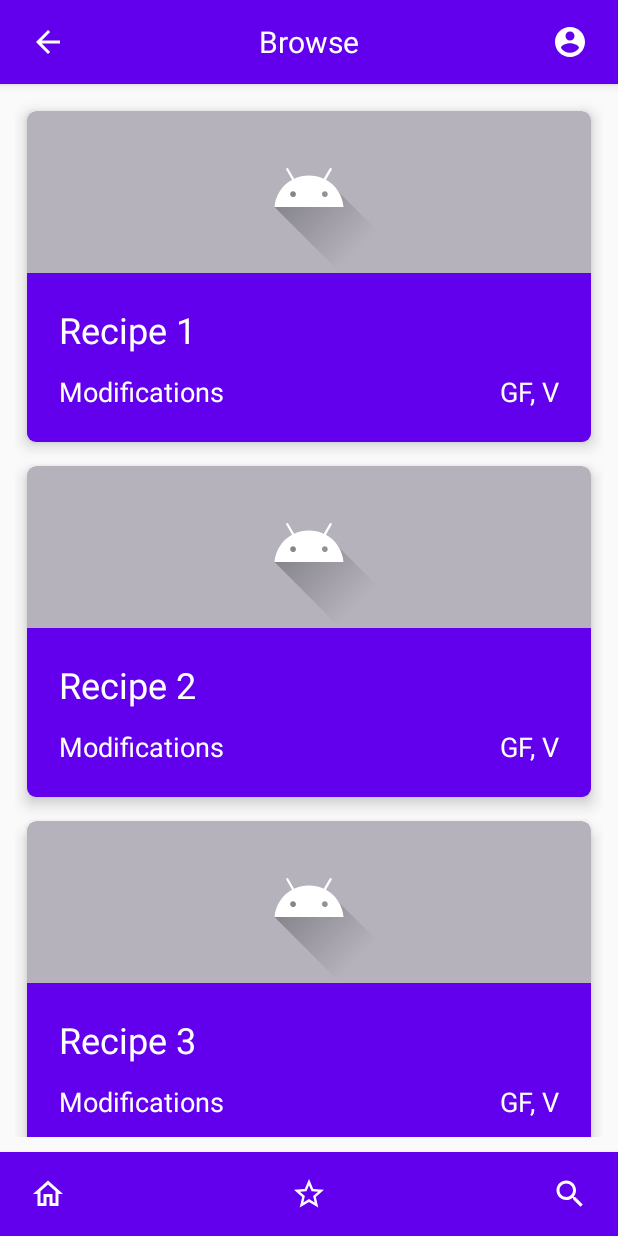
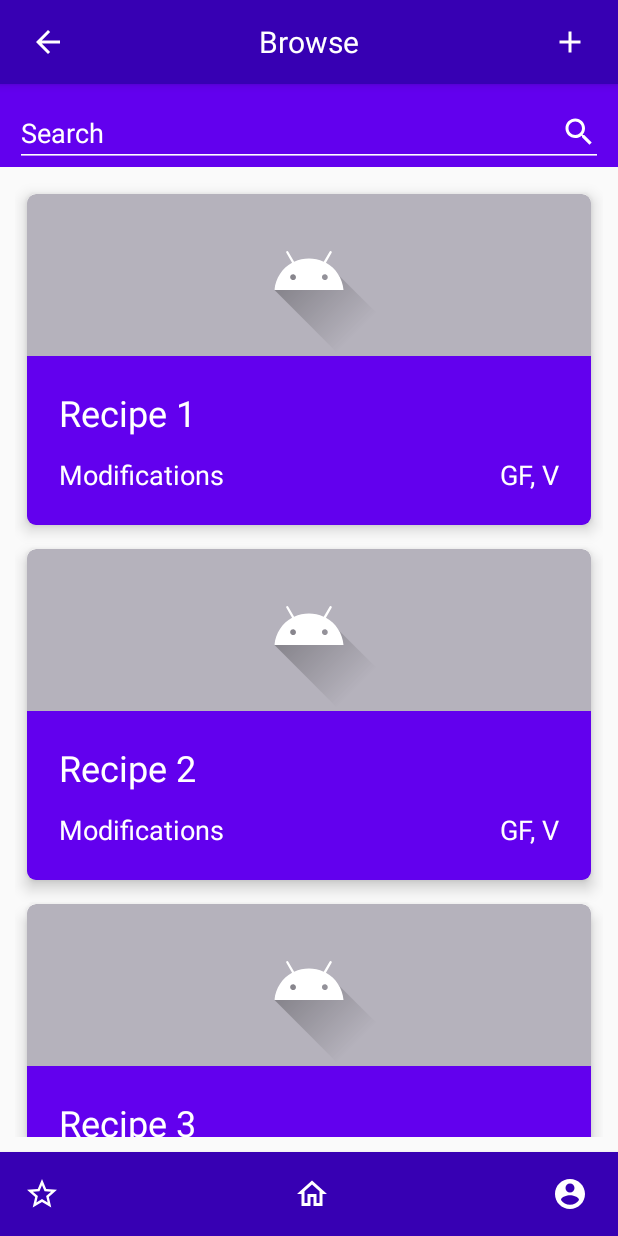
Before and after one commit to RoyeEshed/RecipeApplication, an Android app: the screen it shows after launch (BrowseActivity), on a phone screen of 412 x 824 dp. Run offline under Robolectric (Android 15) with nearby library versions, the phone set to English and light mode, and no system bars.

Commit message:
search bar on browse

```diff
--- a/Fork/app/src/main/java/com/eshed/fork/Browse/view/BrowseActivity.java
+++ b/Fork/app/src/main/java/com/eshed/fork/Browse/view/BrowseActivity.java
@@ -3,12 +3,15 @@ package com.eshed.fork.Browse.view;
 import android.content.Intent;
 import android.os.Bundle;
 import android.view.View;
+import android.widget.EditText;
 import android.widget.ImageView;
+import android.widget.LinearLayout;
 import android.widget.TextView;
 import android.widget.Toast;
 
 import androidx.appcompat.app.AppCompatActivity;
 import androidx.appcompat.widget.Toolbar;
+import androidx.constraintlayout.widget.ConstraintLayout;
 import androidx.recyclerview.widget.GridLayoutManager;
 import androidx.recyclerview.widget.RecyclerView;
 
@@ -23,6 +26,8 @@ import static androidx.recyclerview.widget.RecyclerView.*;
 
 public class BrowseActivity extends AppCompatActivity implements RecipeRecyclerViewAdapter.RecipeAdapterHandler{
     private BrowseViewModel vm;
+    private ConstraintLayout searchBar;
+
     private RecipeRepository recipeRepository = DebugRecipeRepository.getInstance();
 
     @Override
@@ -42,23 +47,27 @@ public class BrowseActivity extends AppCompatActivity implements RecipeRecyclerV
         TextView title = toolbar.findViewById(R.id.toolbar_title);
         title.setText("Browse");
 
-        ImageView backArrow = toolbar.findViewById(R.id.back_arrow);
-        ImageView userSetting = toolbar.findViewById(R.id.user_settings);
-        ImageView starredRecipes = tabBar.findViewById(R.id.star);
-        ImageView search = tabBar.findViewById(R.id.search);
+        ImageView backButton = toolbar.findViewById(R.id.back_arrow);
+        ImageView addButton = toolbar.findViewById(R.id.add_recipe);
+        ImageView settingsButton = tabBar.findViewById(R.id.user_settings);
+        ImageView starredRecipesButton = tabBar.findViewById(R.id.star);
+        searchBar = findViewById(R.id.search_bar);
+        EditText searchInput = searchBar.findViewById(R.id.edit_search);
 
-        backArrow.setOnClickListener((View v)-> {
+        backButton.setOnClickListener((View v)-> {
             Toast.makeText(this, "TODO: back button", Toast.LENGTH_SHORT).show();
         });
-        userSetting.setOnClickListener((View v)-> {
+        settingsButton.setOnClickListener((View v)-> {
             Toast.makeText(this, "TODO: settings button", Toast.LENGTH_SHORT).show();
         });
-        search.setOnClickListener((View v)-> {
-            Toast.makeText(this, "TODO: search button", Toast.LENGTH_SHORT).show();
+        addButton.setOnClickListener((View v)-> {
+            Toast.makeText(this, "TODO: add button", Toast.LENGTH_SHORT).show();
         });
-        starredRecipes.setOnClickListener((View v)-> {
+        starredRecipesButton.setOnClickListener((View v)-> {
             Toast.makeText(this, "TODO: starred recipes button", Toast.LENGTH_SHORT).show();
         });
+
+        searchInput.setOnClickListener(new SearchBarClickListener());
 
         vm = new BrowseViewModel(recipeRepository);
         initRecyclerView();
@@ -80,4 +89,17 @@ public class BrowseActivity extends AppCompatActivity implements RecipeRecyclerV
         intent.putExtra("recipe", vm.getRecipe().getName());
         this.startActivity(intent);
     }
+
+    private class SearchBarClickListener implements OnClickListener {
+
+        @Override
+        public void onClick(View view) {
+            LinearLayout sortOptions = searchBar.findViewById(R.id.sort_options);
+            if (sortOptions.getVisibility() == View.VISIBLE) {
+                sortOptions.setVisibility(View.GONE);
+            } else {
+                sortOptions.setVisibility(View.VISIBLE);
+            }
+        }
+    }
 }
--- a/Fork/app/src/main/java/com/eshed/fork/Browse/view/RecipeRecyclerViewAdapter.java
+++ b/Fork/app/src/main/java/com/eshed/fork/Browse/view/RecipeRecyclerViewAdapter.java
@@ -14,26 +14,25 @@ import com.eshed.fork.Browse.vm.RecipeViewModel;
 import com.eshed.fork.R;
 
 public class RecipeRecyclerViewAdapter extends RecyclerView.Adapter implements RecipeViewHolder.RecipeCardCallback{
+
+    public interface RecipeAdapterHandler {
+        void selectRecipeCard(RecipeViewModel vm);
+    }
+    private final Context context;
+    private BrowseViewModel vm;
+    public RecipeRecyclerViewAdapter.RecipeAdapterHandler handler;
+
+    public RecipeRecyclerViewAdapter(Context context, BrowseViewModel vm) {
+        this.context = context;
+        this.vm = vm;
+    }
+
     @Override
     public void cardTappedOn(RecipeViewModel vm) {
         if (vm == null) {
             Log.d("RecyclerViewAdapter", "cardTappedOn --> vm is null");
         }
         handler.selectRecipeCard(vm);
-    }
-
-    public interface RecipeAdapterHandler {
-        void selectRecipeCard(RecipeViewModel vm);
-    }
-
-    public RecipeRecyclerViewAdapter.RecipeAdapterHandler handler;
-
-    private final Context context;
-    private BrowseViewModel vm;
-
-    public RecipeRecyclerViewAdapter(Context context, BrowseViewModel vm) {
-        this.context = context;
-        this.vm = vm;
     }
 
     @NonNull
--- a/Fork/app/src/main/java/com/eshed/fork/Recipe/view/RecipeActivity.java
+++ b/Fork/app/src/main/java/com/eshed/fork/Recipe/view/RecipeActivity.java
@@ -29,21 +29,21 @@ public class RecipeActivity extends AppCompatActivity {
         String recipeName = getIntent().getExtras().getString("recipe");
         title.setText(recipeName);
 
-        ImageView backArrow = toolbar.findViewById(R.id.back_arrow);
-        ImageView userSetting = toolbar.findViewById(R.id.user_settings);
-        ImageView starredRecipes = tabBar.findViewById(R.id.star);
-        ImageView search = tabBar.findViewById(R.id.search);
+        ImageView backButton = toolbar.findViewById(R.id.back_arrow);
+        ImageView addButton = toolbar.findViewById(R.id.add_recipe);
+        ImageView settingsButton = tabBar.findViewById(R.id.user_settings);
+        ImageView starredRecipesButton = tabBar.findViewById(R.id.star);
 
-        backArrow.setOnClickListener((View v)-> {
+        backButton.setOnClickListener((View v)-> {
             this.finish();
         });
-        userSetting.setOnClickListener((View v)-> {
+        settingsButton.setOnClickListener((View v)-> {
             Toast.makeText(this, "TODO: settings button", Toast.LENGTH_SHORT).show();
         });
-        search.setOnClickListener((View v)-> {
-            Toast.makeText(this, "TODO: search button", Toast.LENGTH_SHORT).show();
+        addButton.setOnClickListener((View v)-> {
+            Toast.makeText(this, "TODO: add button", Toast.LENGTH_SHORT).show();
         });
-        starredRecipes.setOnClickListener((View v)-> {
+        starredRecipesButton.setOnClickListener((View v)-> {
             Toast.makeText(this, "TODO: starred recipes button", Toast.LENGTH_SHORT).show();
         });
     }
--- /dev/null
+++ b/Fork/app/src/main/res/drawable/ic_baseline_add_24.xml
@@ -0,0 +1,5 @@
+<vector android:height="24dp" android:tint="#FFFFFF"
+    android:viewportHeight="24" android:viewportWidth="24"
+    android:width="24dp" xmlns:android="http://schemas.android.com/apk/res/android">
+    <path android:fillColor="@android:color/white" android:pathData="M19,13h-6v6h-2v-6H5v-2h6V5h2v6h6v2z"/>
+</vector>
--- /dev/null
+++ b/Fork/app/src/main/res/drawable/ic_baseline_filter_list_24.xml
@@ -0,0 +1,5 @@
+<vector android:height="24dp" android:tint="#FFFFFF"
+    android:viewportHeight="24" android:viewportWidth="24"
+    android:width="24dp" xmlns:android="http://schemas.android.com/apk/res/android">
+    <path android:fillColor="@android:color/white" android:pathData="M10,18h4v-2h-4v2zM3,6v2h18L21,6L3,6zM6,13h12v-2L6,11v2z"/>
+</vector>
--- /dev/null
+++ b/Fork/app/src/main/res/drawable/ic_baseline_sort_24.xml
@@ -0,0 +1,5 @@
+<vector android:height="24dp" android:tint="#FFFFFF"
+    android:viewportHeight="24" android:viewportWidth="24"
+    android:width="24dp" xmlns:android="http://schemas.android.com/apk/res/android">
+    <path android:fillColor="@android:color/white" android:pathData="M3,18h6v-2L3,16v2zM3,6v2h18L21,6L3,6zM3,13h12v-2L3,11v2z"/>
+</vector>
--- /dev/null
+++ b/Fork/app/src/main/res/drawable/ic_filter.xml
@@ -0,0 +1,12 @@
+<vector xmlns:android="http://schemas.android.com/apk/res/android"
+    android:width="24dp"
+    android:height="24dp"
+    android:viewportWidth="24"
+    android:viewportHeight="24">
+  <path
+      android:pathData="M22,3l-20,0l8,9.46l0,6.54l4,2l0,-8.54l8,-9.46z"
+      android:strokeLineJoin="round"
+      android:strokeWidth="2"
+      android:fillColor="#FFFFFF"
+      android:strokeLineCap="round"/>
+</vector>
--- a/Fork/app/src/main/res/layout/activity_browse.xml
+++ b/Fork/app/src/main/res/layout/activity_browse.xml
@@ -14,6 +14,17 @@
         app:layout_constraintStart_toStartOf="parent"
         app:layout_constraintEnd_toEndOf="parent"/>
 
+    <include
+        android:id="@+id/search_bar"
+        layout="@layout/search_bar"
+        android:layout_height="wrap_content"
+        android:layout_width="match_parent"
+        app:layout_constraintBottom_toTopOf="@+id/recycler_view"
+        app:layout_constraintEnd_toEndOf="parent"
+        app:layout_constraintHorizontal_bias="1.0"
+        app:layout_constraintStart_toStartOf="parent"
+        app:layout_constraintTop_toBottomOf="@id/toolbar"/>
+
     <androidx.recyclerview.widget.RecyclerView
         android:id="@+id/recycler_view"
         android:layout_width="match_parent"
@@ -22,7 +33,7 @@
         app:layout_constraintBottom_toTopOf="@+id/tab_bar"
         app:layout_constraintEnd_toEndOf="parent"
         app:layout_constraintStart_toStartOf="parent"
-        app:layout_constraintTop_toBottomOf="@id/toolbar" />
+        app:layout_constraintTop_toBottomOf="@id/search_bar" />
 
     <include
         android:id="@+id/tab_bar"
@@ -34,4 +45,5 @@
         app:layout_constraintHorizontal_bias="0.0"
         app:layout_constraintStart_toStartOf="parent" />
 
+
 </androidx.constraintlayout.widget.ConstraintLayout>
--- /dev/null
+++ b/Fork/app/src/main/res/layout/search_bar.xml
@@ -0,0 +1,61 @@
+<?xml version="1.0" encoding="utf-8"?>
+<androidx.constraintlayout.widget.ConstraintLayout xmlns:android="http://schemas.android.com/apk/res/android"
+    xmlns:tools="http://schemas.android.com/tools"
+    android:layout_width="match_parent"
+    android:layout_height="wrap_content"
+    android:id="@+id/search_bar"
+    xmlns:app="http://schemas.android.com/apk/res-auto"
+    android:background="@color/colorPrimary">
+
+    <EditText
+        android:id="@+id/edit_search"
+        android:layout_width="0dp"
+        android:layout_height="wrap_content"
+        android:layout_marginStart="10dp"
+        android:layout_marginTop="10dp"
+        android:layout_marginEnd="10dp"
+        android:layout_marginBottom="7dp"
+        android:autofillHints="Search"
+        android:backgroundTint="@color/white"
+        android:textColorHint="@color/white"
+        android:ems="10"
+        android:hint="@string/search"
+        android:textColor="#FFFFFF"
+        app:layout_constraintEnd_toEndOf="parent"
+        app:layout_constraintStart_toStartOf="parent"
+        app:layout_constraintTop_toTopOf="parent"
+        android:duplicateParentState="true"
+        android:drawableEnd="@drawable/ic_baseline_search_24"/>
+
+
+    <LinearLayout
+        android:id="@+id/sort_options"
+        android:layout_width="match_parent"
+        android:layout_height="wrap_content"
+        android:layout_marginTop="5dp"
+        android:background="@color/colorPrimary"
+        android:orientation="horizontal"
+        android:visibility="gone"
+        app:layout_constraintEnd_toEndOf="parent"
+        app:layout_constraintStart_toStartOf="parent"
+        app:layout_constraintTop_toBottomOf="@+id/edit_search">
+
+        <ImageView
+            android:id="@+id/filter_search"
+            android:layout_width="wrap_content"
+            android:layout_height="wrap_content"
+            android:layout_marginStart="10dp"
+            android:layout_marginEnd="20dp"
+            android:layout_marginBottom="10dp"
+            android:contentDescription="@string/filter_button"
+            android:src="@drawable/ic_filter" />
+
+        <ImageView
+            android:id="@+id/sort_search"
+            android:layout_width="wrap_content"
+            android:layout_height="wrap_content"
+            android:contentDescription="@string/sort_button"
+            android:src="@drawable/ic_baseline_sort_24" />
+    </LinearLayout>
+
+</androidx.constraintlayout.widget.ConstraintLayout>
--- a/Fork/app/src/main/res/layout/tab_bar.xml
+++ b/Fork/app/src/main/res/layout/tab_bar.xml
@@ -3,33 +3,31 @@
     android:layout_width="match_parent"
     android:layout_height="wrap_content"
     xmlns:app="http://schemas.android.com/apk/res-auto"
-    android:background="@color/colorPrimary"
+    android:background="@color/colorPrimaryDark"
     android:elevation="4dp"
     android:theme="@style/ThemeOverlay.AppCompat.Dark.ActionBar">
+
+    <ImageView
+        android:id="@+id/star"
+        android:layout_width="wrap_content"
+        android:layout_height="wrap_content"
+        android:src="@drawable/ic_baseline_star_border_24"
+        android:layout_gravity="start"/>
 
     <ImageView
         android:id="@+id/home"
         android:layout_width="wrap_content"
         android:layout_height="wrap_content"
         android:src="@drawable/ic_outline_home_24"
-        android:layout_gravity="start"
+        android:layout_gravity="center"
         android:layout_marginStart="20dp"/>
 
     <ImageView
-        android:id="@+id/star"
+        android:id="@+id/user_settings"
         android:layout_width="wrap_content"
         android:layout_height="wrap_content"
-        android:src="@drawable/ic_baseline_star_border_24"
-        android:layout_gravity="center"/>
-
-    <ImageView
-        android:id="@+id/search"
-        android:layout_width="wrap_content"
-        android:layout_height="wrap_content"
-        android:src="@drawable/ic_baseline_search_24"
+        android:src="@drawable/ic_baseline_account_circle_24"
         android:layout_gravity="end"
         android:layout_marginEnd="20dp"/>
 
-
-
 </androidx.appcompat.widget.Toolbar>
--- a/Fork/app/src/main/res/layout/toolbar.xml
+++ b/Fork/app/src/main/res/layout/toolbar.xml
@@ -3,7 +3,7 @@
     android:layout_width="match_parent"
     android:layout_height="wrap_content"
     xmlns:app="http://schemas.android.com/apk/res-auto"
-    android:background="@color/colorPrimary"
+    android:background="@color/colorPrimaryDark"
     android:elevation="4dp"
     android:theme="@style/ThemeOverlay.AppCompat.Dark.ActionBar">
 
@@ -25,10 +25,10 @@
         android:id="@+id/toolbar_title" />
 
     <ImageView
-        android:id="@+id/user_settings"
+        android:id="@+id/add_recipe"
         android:layout_width="wrap_content"
         android:layout_height="wrap_content"
-        android:src="@drawable/ic_baseline_account_circle_24"
+        android:src="@drawable/ic_baseline_add_24"
         android:layout_gravity="end"
         android:layout_marginEnd="20dp"/>
 </androidx.appcompat.widget.Toolbar>
--- a/Fork/app/src/main/res/values/strings.xml
+++ b/Fork/app/src/main/res/values/strings.xml
@@ -3,4 +3,8 @@
     <string name="placeholder">placeholder</string>
     <string name="modifications_label">Modifications</string>
     <string name="modifications_placeholder">GF, V</string>
+    <string name="search_icon">Search Icon</string>
+    <string name="search">Search</string>
+    <string name="filter_button">Filter Button</string>
+    <string name="sort_button">Sort Button</string>
 </resources>
```
